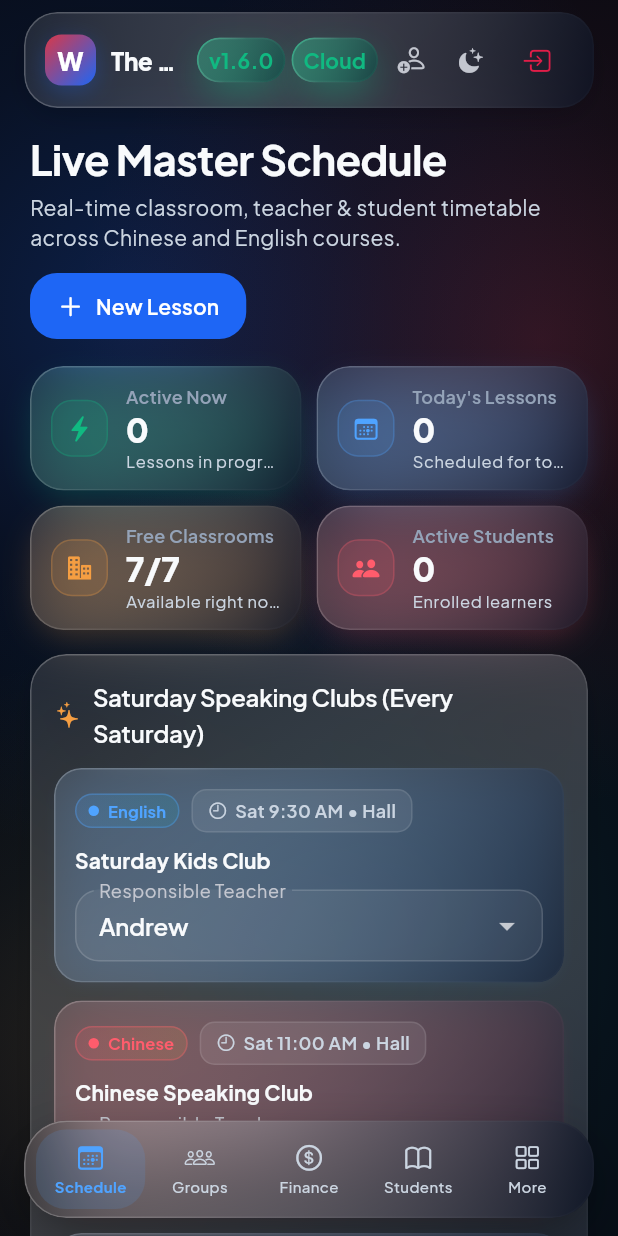
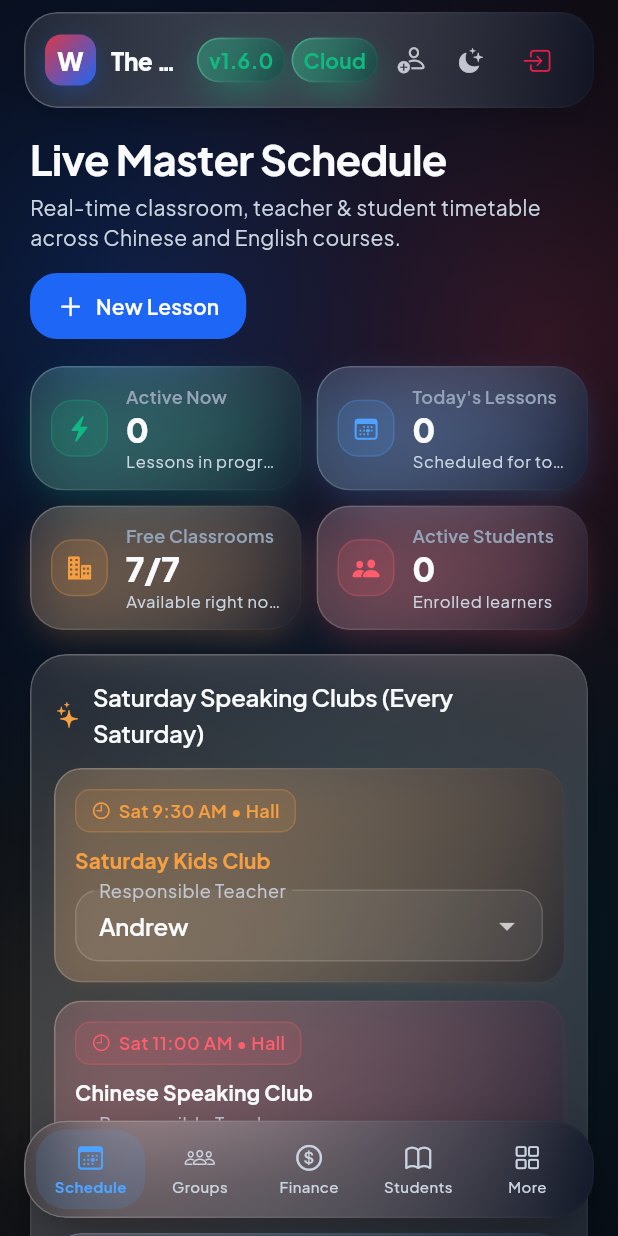
Before and after one commit to Kantulaev/TheWord_Center, a Flutter app: the AdaptiveShell screen opened directly, on a phone screen of 412 x 824 dp. Run offline on Flutter 3.47's test engine with Material 3 defaults, Android fonts, the phone set to English and light mode, and no system bars; our stand-ins replace cloud_firestore, cupertino_ui, firebase_auth, firebase_core, flutter_riverpod, google_fonts and 2 more; missing offline and left inert: dart:js_interop; accounts and stored records are empty.

Commit message:
style: distinguish Kids Club color and remove redundant language pills on clubs

```diff
--- a/lib/features/schedule/presentation/schedule_screen.dart
+++ b/lib/features/schedule/presentation/schedule_screen.dart
@@ -496,7 +496,11 @@ class _ClubCard extends StatelessWidget {
 
   @override
   Widget build(BuildContext context) {
-    final accent = club.language.accentColor(context);
+    final isKidsClub =
+        club.id == 'club_sat_kids' || club.title.toLowerCase().contains('kids');
+    final accent = isKidsClub
+        ? AppColors.chineseCoralGold
+        : club.language.accentColor(context);
     final selectedTeacherId =
         validTeacherIds.contains(club.teacherId) ? club.teacherId : null;
 
@@ -505,30 +509,24 @@ class _ClubCard extends StatelessWidget {
       blurSigma: 12,
       elevation: 0.35,
       tintColor: accent,
-      tintStrength: 0.08,
+      tintStrength: isKidsClub ? 0.12 : 0.08,
       padding: const EdgeInsets.all(14),
       onTap: onInspect,
       child: Column(
         crossAxisAlignment: CrossAxisAlignment.start,
         children: [
-          Wrap(
-            spacing: 8,
-            runSpacing: 6,
-            crossAxisAlignment: WrapCrossAlignment.center,
-            children: [
-              LanguageBadge(language: club.language, compact: true),
-              GlassInfoTag(
-                icon: CupertinoIcons.clock,
-                label:
-                    'Sat ${DateFormat('h:mm a').format(club.startTime)} • $roomName',
-              ),
-            ],
+          GlassInfoTag(
+            icon: CupertinoIcons.clock,
+            color: accent,
+            label:
+                'Sat ${DateFormat('h:mm a').format(club.startTime)} • $roomName',
           ),
           const SizedBox(height: 8),
           Text(
             club.title,
             style: Theme.of(context).textTheme.titleSmall?.copyWith(
                   fontWeight: FontWeight.w700,
+                  color: isKidsClub ? AppColors.chineseCoralGold : null,
                 ),
           ),
           const SizedBox(height: 10),
```
